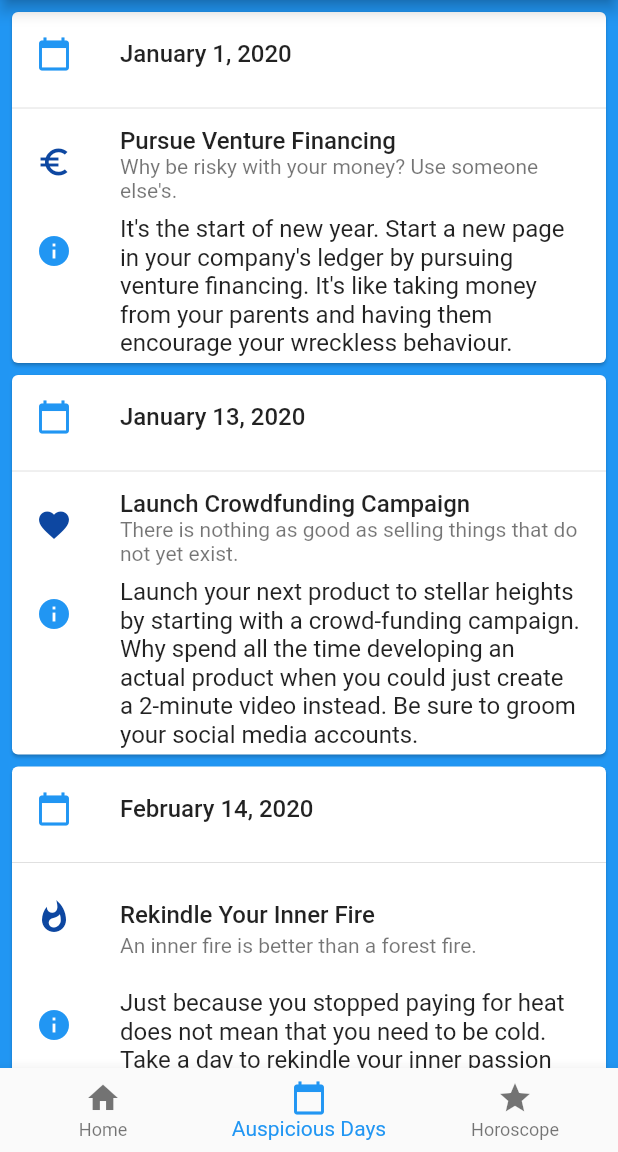
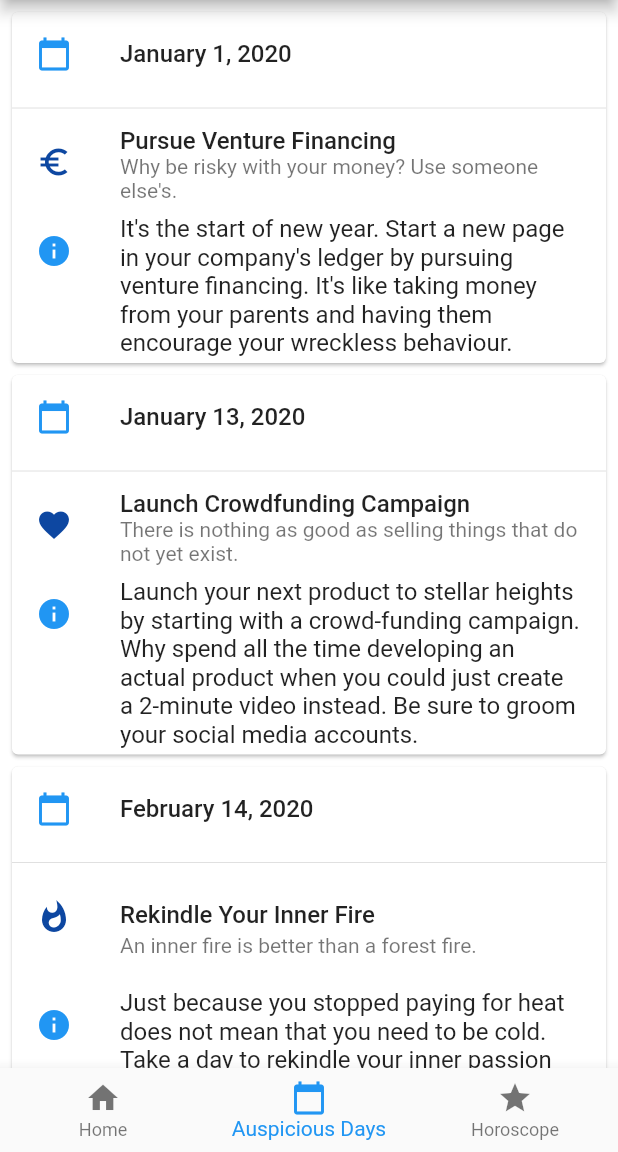
Before and after one commit to AnnaNican/corporate_chakra, a Flutter app: the screen it shows after launch, item 2 of the bottom bar chosen, on a phone screen of 412 x 824 dp, the part 84-1236 px from its top. Run offline on Flutter 3.47's test engine with Material 2 defaults, Android fonts, the phone set to English and light mode, and no system bars.

Commit message:
Added more buzzwords, changed blue background to white.

```diff
--- a/lib/dates_widget.dart
+++ b/lib/dates_widget.dart
@@ -70,7 +70,7 @@ class DatesWidget extends StatelessWidget {
           DateCardWidget('Fire Accountant', 'You do not need him anymore.', Icons.undo, 'April 22, 2020', 'The IRS will not audit you until 3 years later and you can redirect the saved money toward marketing.'),
           DateCardWidget('Balance your Energy Porfolio', 'Balance is the key to everything.', Icons.credit_card, 'May 3, 2020', 'Some bad is better than all good. A balanced portfolio requires careful attention and reckless abandon. Is your employee having a good day? Ruin it! Is your COO down in the dumps? Praise them! Don\'t let too much good mess with the opportunity for balance. For every good thing you do, balance it with a healthy scowl and utterance of profanity.'),
           DateCardWidget('Growth Hacking Ideation', 'So you can grow your subscriber base.', Icons.lightbulb_outline, 'May 22, 2020', 'Don\'t worry about TLV. Focus on lowering your CAC with distruptive agile methodologies that are just barely legal.'),
-          DateCardWidget('Praise Your Team', 'On international passive-agressive compliments day!', Icons.cake, 'June 1, 2020', 'Compliments are sooo 1-sided. Give your employees the full picture by working insults into your compliments. "Amazing, job with the new marketing campaign, Bill. I\'ve never seen anything like it! You\'ve lost us 8% of our current subscribers." "Martha, great work with the sign up button. 1 in 3 people can\'t even find it."'),
+          DateCardWidget('Praise Your Team', 'On international passive-agressive compliments day!', Icons.cake, 'June 1, 2020', 'Compliments are sooo 1-sided. Give your employees the 360 view by working insults into your compliments. "Amazing, job with the new marketing campaign, Bill. I\'ve never seen anything like it! You\'ve lost us 8% of our current subscribers." "Martha, great work with the sign up button. 1 in 3 people can\'t even find it."'),
           DateCardWidget('Review your Business Plan', 'Get grounded in your value proposition.', Icons.account_balance, 'June 14, 2020', 'Your root chakra will be energetic today. Take the time to ground yourself in the fundanmentals of your business. Live your value proposition. Drink deep from the cup of customer satisfaction surveys. Pivot to a different market segment. Rinse. Repeat.'),
           DateCardWidget('Make some Advertainments', 'If your ad explains your product - you\'re doing it wrong.', Icons.tv, 'July 8, 2020', 'You will meet a very creative individual who will be able to transform your advertisements into advertainment. No one will know what you sell, but they will love that gecko in your commercials.'),
           DateCardWidget('Take a Vacation', 'Go on a customer journey.', Icons.map, 'Sept 4, 2020', 'Take a deep-dive to create some hyperlocal SEO and network with some micro-influencers. Pursuing other things will also help move the needle of your customer-centric business via retargeting.'),
--- a/lib/home_widget.dart
+++ b/lib/home_widget.dart
@@ -14,7 +14,7 @@ class _HomeState extends State<Home> {
   int _currentIndex = 0;
   final List<Widget> _children = [
     PlaceholderWidget(Colors.white),
-    DatesWidget(Colors.blue),
+    DatesWidget(Colors.white),
     HoroscopePage(),
   ];
   @override
```
